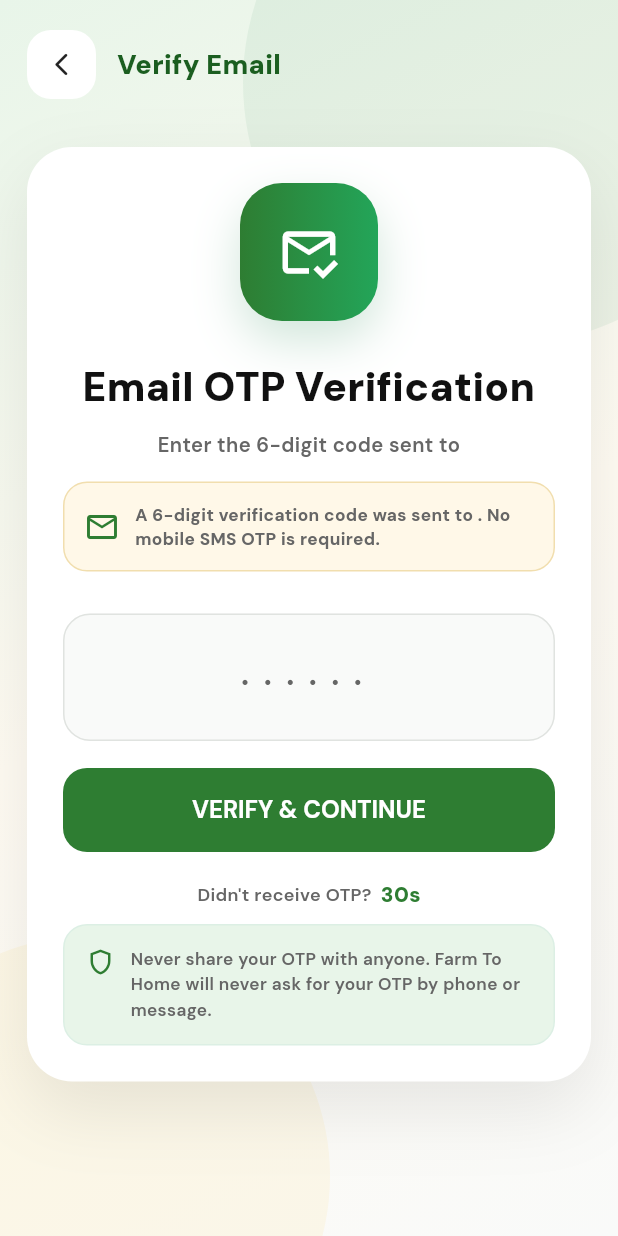
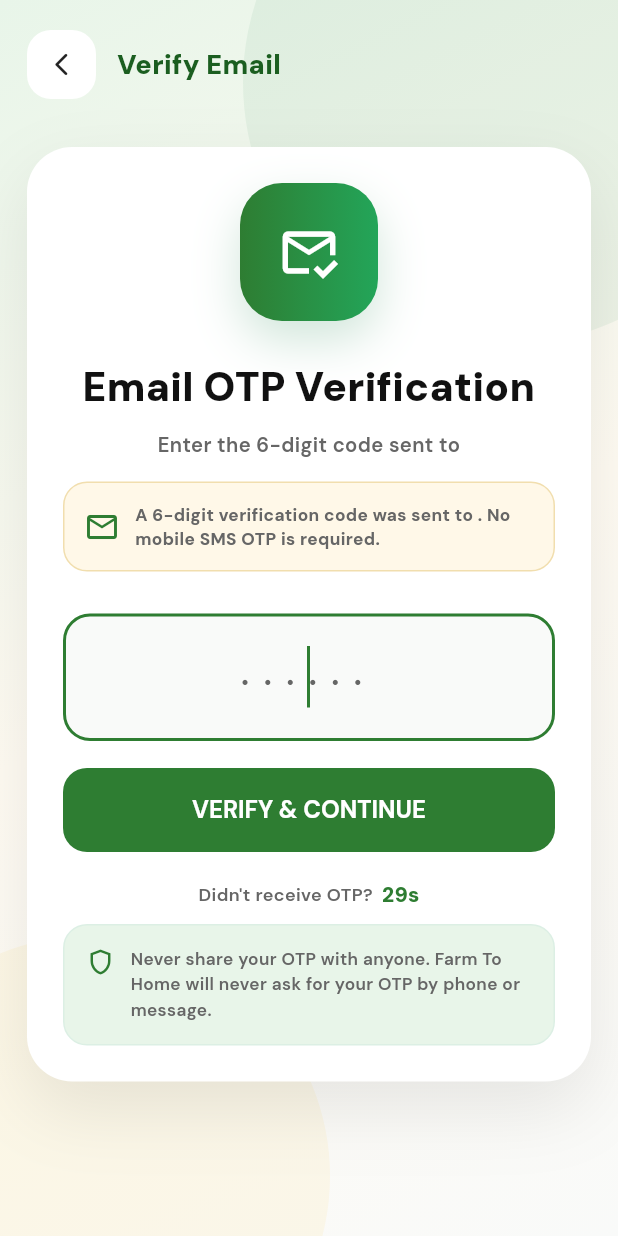
Before and after one commit to veeramallasai/Farmtohome, a Flutter app: the OtpScreen screen opened by its route, on a phone screen of 412 x 824 dp. Run offline on Flutter 3.47's test engine with Material 3 defaults, Android fonts, the phone set to English and light mode, and no system bars; our stand-ins replace flutter_secure_storage, geocoding, geolocator, google_fonts, google_sign_in; accounts and stored records are empty.

Commit message:
fix(otp): add detailed endpoint logging, strict mail exception throwing, and update OTP screen flow

```diff
--- a/lib/features/auth/otp_screen.dart
+++ b/lib/features/auth/otp_screen.dart
@@ -84,7 +84,15 @@ class _OtpScreenState extends State<OtpScreen>
     _animationController.forward();
 
     WidgetsBinding.instance.addPostFrameCallback((_) {
+      if (widget.emailVerificationSent) {
+        setState(() {
+          _otpSent = true;
+        });
+        _startTimer();
+        _otpFocusNode.requestFocus();
+      } else {
         _sendEmailOtp();
+      }
     });
   }
 
@@ -764,6 +772,56 @@ class _OtpScreenState extends State<OtpScreen>
 
           const SizedBox(height: 28),
 
+          if (_sendingEmail && !_otpSent) ...<Widget>[
+            const Center(
+              child: Padding(
+                padding: EdgeInsets.symmetric(vertical: 24),
+                child: Column(
+                  children: <Widget>[
+                    CircularProgressIndicator(color: AppColors.primary),
+                    SizedBox(height: 16),
+                    Text(
+                      'Dispatching OTP to your email...',
+                      style: TextStyle(
+                        color: AppColors.textSecondary,
+                        fontWeight: FontWeight.w600,
+                      ),
+                    ),
+                  ],
+                ),
+              ),
+            ),
+          ] else if (!_otpSent) ...<Widget>[
+            Center(
+              child: Padding(
+                padding: const EdgeInsets.symmetric(vertical: 20),
+                child: Column(
+                  children: <Widget>[
+                    const Icon(Icons.error_outline_rounded, color: AppColors.error, size: 48),
+                    const SizedBox(height: 12),
+                    const Text(
+                      'OTP send was not completed.',
+                      style: TextStyle(
+                        color: AppColors.textPrimary,
+                        fontWeight: FontWeight.w700,
+                        fontSize: 16,
+                      ),
+                    ),
+                    const SizedBox(height: 16),
+                    SizedBox(
+                      width: double.infinity,
+                      height: 50,
+                      child: OutlinedButton.icon(
+                        onPressed: () => _sendEmailOtp(resend: true),
+                        icon: const Icon(Icons.refresh_rounded),
+                        label: const Text('RETRY SEND OTP'),
+                      ),
+                    ),
+                  ],
+                ),
+              ),
+            ),
+          ] else ...<Widget>[
             OtpInput(
               child: TextField(
                 controller: _otpController,
@@ -833,6 +891,7 @@ class _OtpScreenState extends State<OtpScreen>
                         : const Text('VERIFY & CONTINUE'),
               ),
             ),
+          ],
 
           const SizedBox(height: 18),
 
```
Also changed, not shown: lib/features/auth/register_screen.dart (+20 -5 lines), 2 other files. Lines whose indentation alone changed are shown as unchanged.
